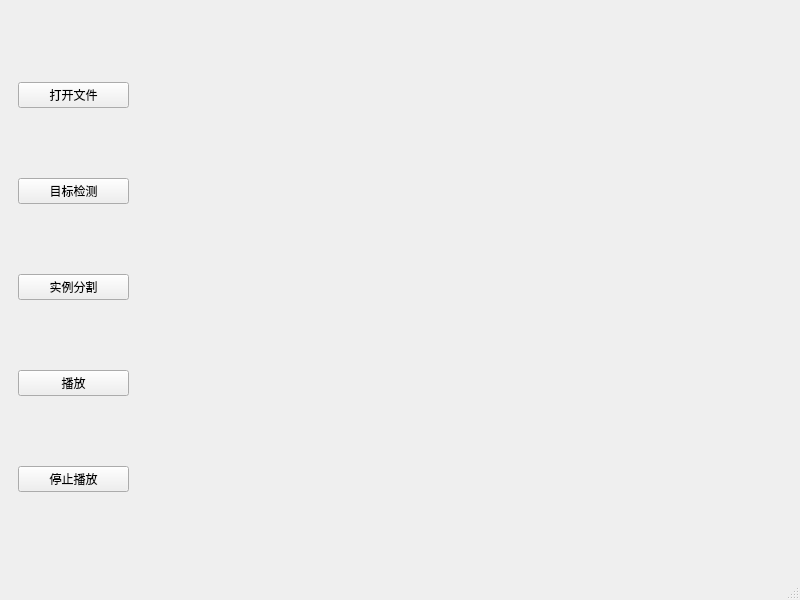
First picture: the form in mainwindow.ui, repository zhukequan/scene_detection, before the edit.
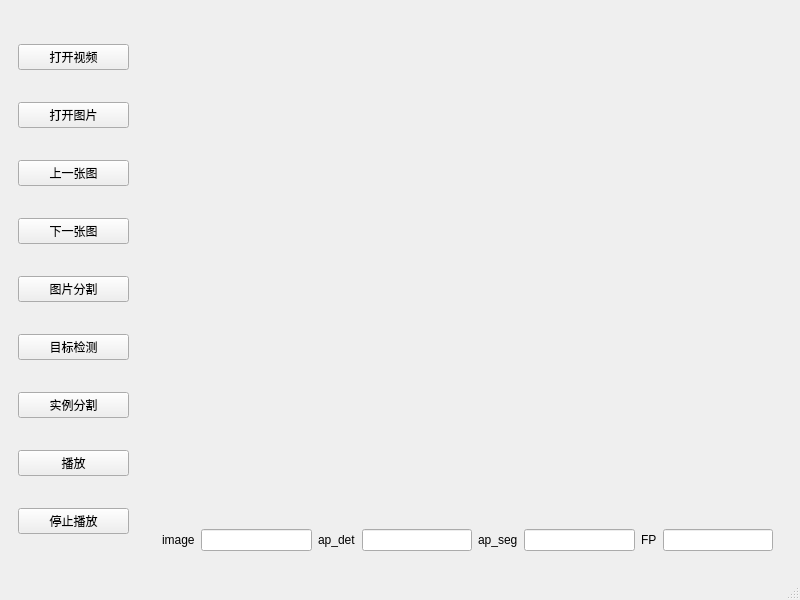
Second picture: the form after the edit.

Commit message: add run image

```diff
--- a/mainwindow.ui
+++ b/mainwindow.ui
@@ -27,7 +27,35 @@
        <item>
         <widget class="QPushButton" name="openButton">
          <property name="text">
-          <string>打开文件</string>
+          <string>打开视频</string>
+         </property>
+        </widget>
+       </item>
+       <item>
+        <widget class="QPushButton" name="openimgButton">
+         <property name="text">
+          <string>打开图片</string>
+         </property>
+        </widget>
+       </item>
+       <item>
+        <widget class="QPushButton" name="lastButton">
+         <property name="text">
+          <string>上一张图</string>
+         </property>
+        </widget>
+       </item>
+       <item>
+        <widget class="QPushButton" name="nextButton">
+         <property name="text">
+          <string>下一张图</string>
+         </property>
+        </widget>
+       </item>
+       <item>
+        <widget class="QPushButton" name="imgsegButton">
+         <property name="text">
+          <string>图片分割</string>
          </property>
         </widget>
        </item>
@@ -64,7 +92,7 @@
     </item>
     <item>
      <widget class="QWidget" name="widget_2" native="true">
-      <layout class="QVBoxLayout" name="verticalLayout_2" stretch="15">
+      <layout class="QVBoxLayout" name="verticalLayout_2" stretch="15,1">
        <item>
         <layout class="QVBoxLayout" name="verticalLayout">
          <item>
@@ -83,6 +111,52 @@
          </item>
         </layout>
        </item>
+       <item>
+        <widget class="QWidget" name="widget_3" native="true">
+         <layout class="QHBoxLayout" name="horizontalLayout_2">
+          <item>
+           <widget class="QLabel" name="label">
+            <property name="text">
+             <string>image</string>
+            </property>
+           </widget>
+          </item>
+          <item>
+           <widget class="QLineEdit" name="imgEdit"/>
+          </item>
+          <item>
+           <widget class="QLabel" name="label_4">
+            <property name="text">
+             <string>ap_det</string>
+            </property>
+           </widget>
+          </item>
+          <item>
+           <widget class="QLineEdit" name="detEdit"/>
+          </item>
+          <item>
+           <widget class="QLabel" name="label_2">
+            <property name="text">
+             <string>ap_seg</string>
+            </property>
+           </widget>
+          </item>
+          <item>
+           <widget class="QLineEdit" name="apEdit"/>
+          </item>
+          <item>
+           <widget class="QLabel" name="label_3">
+            <property name="text">
+             <string>FP</string>
+            </property>
+           </widget>
+          </item>
+          <item>
+           <widget class="QLineEdit" name="FPEdit"/>
+          </item>
+         </layout>
+        </widget>
+       </item>
       </layout>
      </widget>
     </item>
```
The commit also changes 2 other files.
